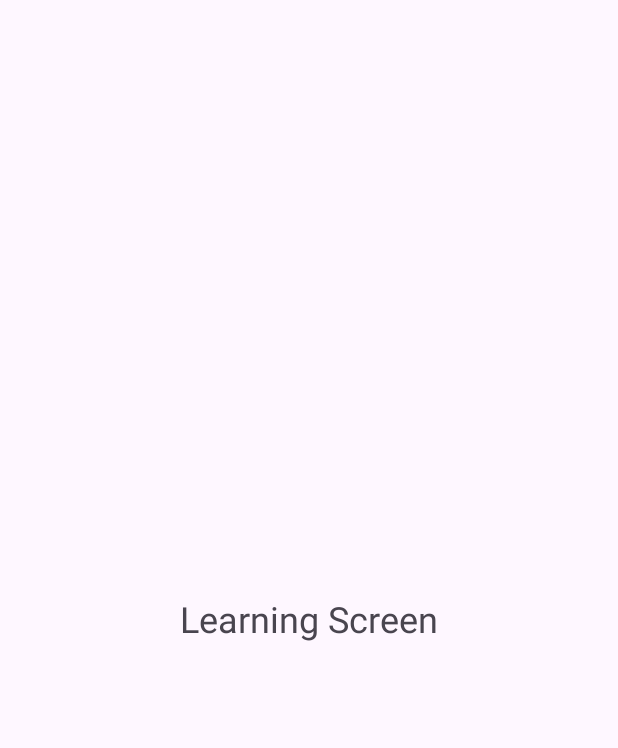
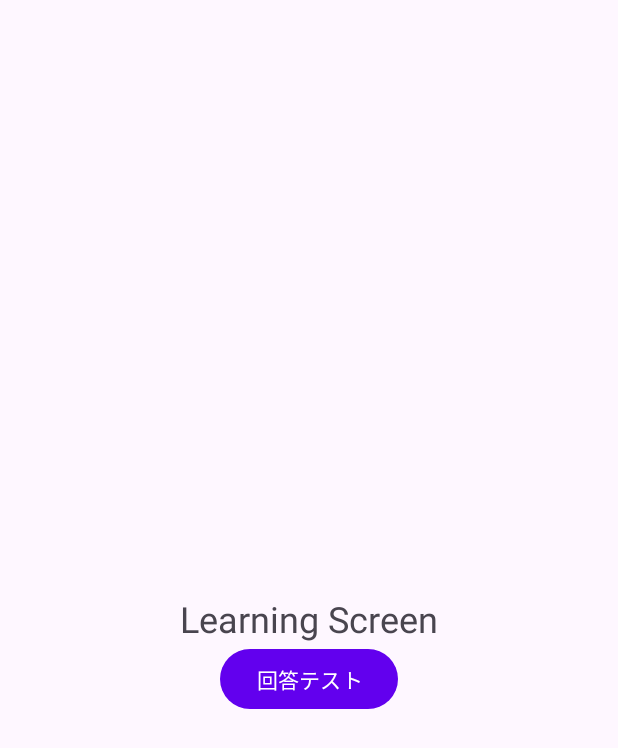
Before and after one commit to satoshimatsui2-cpu/StudyLockApp, an Android app built with Jetpack Compose: the LearningActivity screen opened directly, with no data from a screen before it, on a phone screen of 412 x 824 dp. Shown: the top 748 px of the screen. Run offline under Robolectric (Android 15) with nearby library versions, the phone set to English and light mode, and no system bars.

Commit message:
習得度更新＋ポイント加算(UIテスト済み)

```diff
--- a/app/src/main/java/com/example/studylockapp/LearningActivity.kt
+++ b/app/src/main/java/com/example/studylockapp/LearningActivity.kt
@@ -1,6 +1,8 @@
 package com.example.studylockapp
 
 import android.os.Bundle
+import android.util.Log
+import android.widget.Button
 import androidx.appcompat.app.AppCompatActivity
 import androidx.lifecycle.lifecycleScope
 import com.example.studylockapp.data.*
@@ -14,7 +16,14 @@ class LearningActivity : AppCompatActivity() {
     override fun onCreate(savedInstanceState: Bundle?) {
         super.onCreate(savedInstanceState)
         setContentView(R.layout.activity_learning)
-        // 出題やボタンなどのセットアップはここで…
+
+        // 【テスト用】回答処理を呼び出すボタン
+        // res/layout/activity_learning.xml に button_test_answer を追加しておいてください。
+        val testButton: Button = findViewById(R.id.button_test_answer)
+        testButton.setOnClickListener {
+            // 仮の単語ID=1を「正解」として扱う例
+            onAnswered(wordId = 1, isCorrect = true)
+        }
     }
 
     /**
@@ -55,14 +64,10 @@ class LearningActivity : AppCompatActivity() {
             )
             progressDao.upsert(updated)
 
+            // （任意）ログで確認
+            Log.d("ANSWER_TEST", "wordId=$wordId isCorrect=$isCorrect addPoint=$addPoint newLevel=$newLevel nextDue=$nextDue totalPoint=${pointManager.getTotal()}")
+
             // UI更新（ポイント表示、正誤フィードバック等）が必要ならここで
         }
     }
-
-    // 回答ボタンの例（実際は出題中の wordId / 判定結果を使う）
-    private fun onClickAnswerExample() {
-        val wordId = 1      // 今出題中の単語IDに置き換える
-        val isCorrect = true // 判定結果に置き換える
-        onAnswered(wordId, isCorrect)
-    }
 }
--- a/app/src/main/res/layout/activity_learning.xml
+++ b/app/src/main/res/layout/activity_learning.xml
@@ -13,4 +13,12 @@
         app:layout_constraintBottom_toBottomOf="parent"
         app:layout_constraintStart_toStartOf="parent"
         app:layout_constraintEnd_toEndOf="parent" />
+    <Button
+        android:id="@+id/button_test_answer"
+        android:layout_width="wrap_content"
+        android:layout_height="wrap_content"
+        android:text="回答テスト"
+        app:layout_constraintTop_toBottomOf="@id/learningText"
+        app:layout_constraintStart_toStartOf="parent"
+        app:layout_constraintEnd_toEndOf="parent" />
 </androidx.constraintlayout.widget.ConstraintLayout>
```
